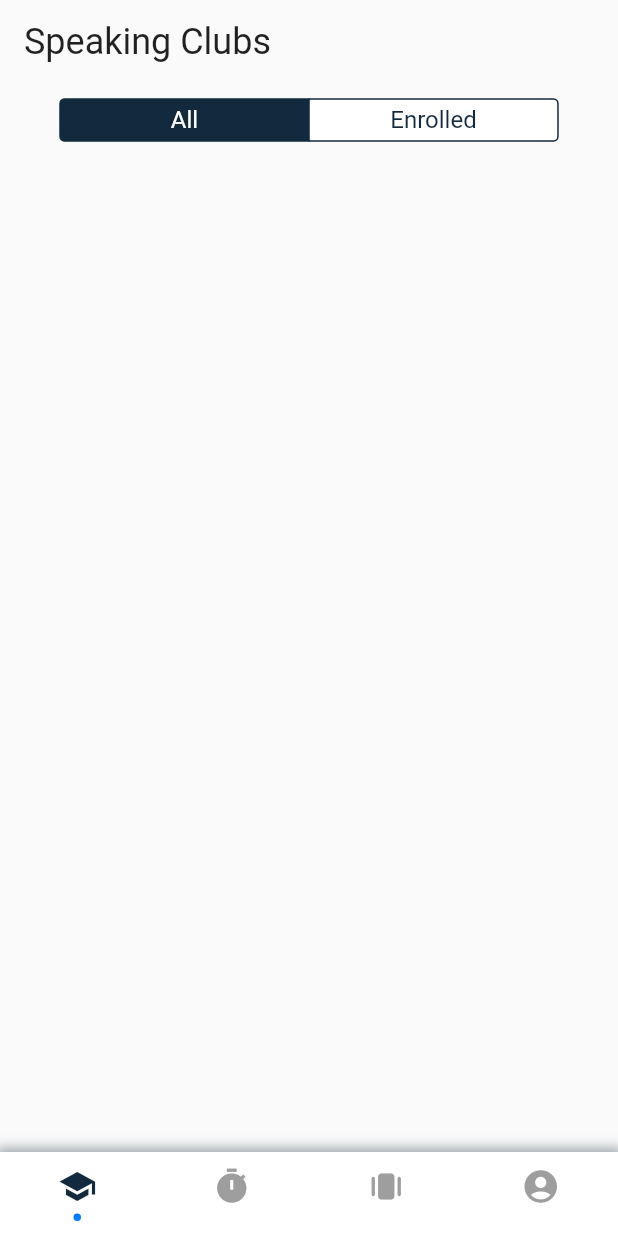
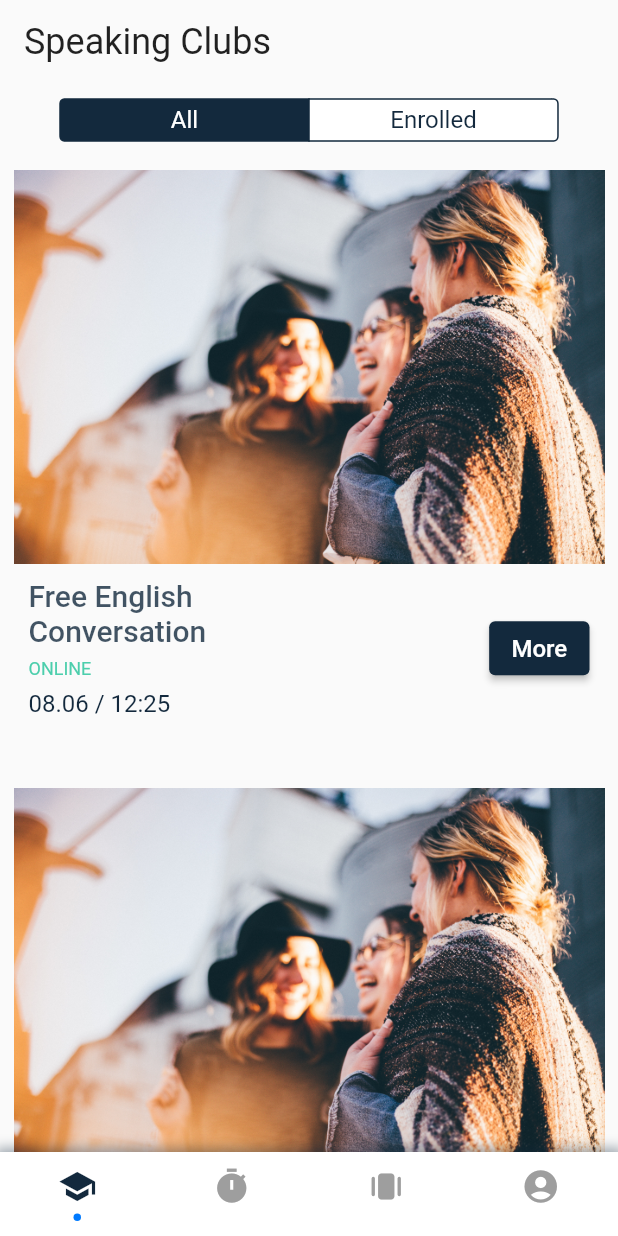
Before and after one commit to AitmaZh/speak-it-kz, a Flutter app: the screen it shows after launch, on a phone screen of 412 x 824 dp. Run offline on Flutter 3.47's test engine with Material 2 defaults, Android fonts, the phone set to English and light mode, and no system bars; drawn by our look-alikes of persistent_bottom_nav_bar; our stand-ins replace firebase_core, flip_card, flutter_secure_storage, google_sign_in, logger, percent_indicator; accounts and stored records are empty; network calls fail.

Commit message:
working proto

```diff
--- a/lib/network_handler.dart
+++ b/lib/network_handler.dart
@@ -5,7 +5,7 @@ import 'package:logger/logger.dart';
 
 class NetworkHandler {
   String baseUrl = 'http://localhost:3000';
-  // String baseUrl = 'http://10.0.2.2/api';
+  // String baseUrl = 'http://10.0.2.2';
   // String baseUrl = 'http://0.0.0.0/api';
   var log = Logger();
 
--- a/lib/src/features/flashcards/presentation/pages/flashcard_home_page.dart
+++ b/lib/src/features/flashcards/presentation/pages/flashcard_home_page.dart
@@ -17,7 +17,9 @@ class FlashcardHomeScreen extends StatefulWidget {
 class _FlashcardHomeScreenState extends State<FlashcardHomeScreen> {
   NetworkHandler networkHandler = NetworkHandler();
 
-  List<SetCard> gridItems = [];
+  List<SetCard> gridItems = [
+    SetCard(id: 'id', setName: 'Basic English', setLevel: 'B2'),
+  ];
 
   fetchTopics() async {
     var url = '${networkHandler.baseUrl}/topics';
--- a/lib/src/features/speaking clubs/presentation/screens/clubs_catalog_page.dart
+++ b/lib/src/features/speaking clubs/presentation/screens/clubs_catalog_page.dart
@@ -22,7 +22,26 @@ class _SpeakingClubsCatalogScreenState
   NetworkHandler networkHandler = NetworkHandler();
 
   int groupValue = 0;
-  List<AnnouncementCard> listItems = [];
+  List<AnnouncementCard> listItems = [
+    AnnouncementCard(
+      meetingId: 'id',
+      meetingTitle: 'Free English Conversation',
+      desc: 'description',
+      format: 'ONLINE', // TODO: Implement dateTime
+      organizatorId: 'organizationId',
+      prefLanguageLevel: 'B2',
+      entryFee: 'free',
+    ),
+    AnnouncementCard(
+      meetingId: 'id',
+      meetingTitle: 'Speaking Club Weekend',
+      desc: 'description',
+      format: 'OFFLINE', // TODO: Implement dateTime
+      organizatorId: 'organizationId',
+      prefLanguageLevel: 'B2',
+      entryFee: 'free',
+    )
+  ];
 
   fetchClubs() async {
     var url = '${networkHandler.baseUrl}/announcements'; // TODO: Finish URL
```
Also changed, not shown: lib/src/features/pomodoro/presentation/screens/pomodoro_page.dart (line endings or trailing spaces).
